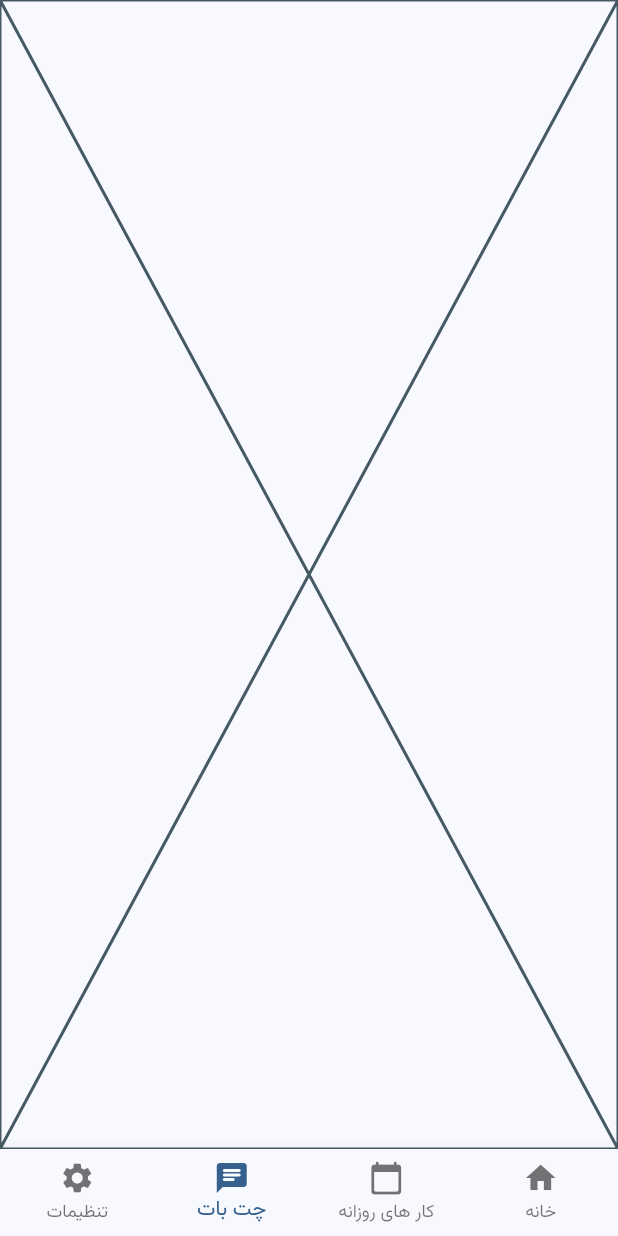
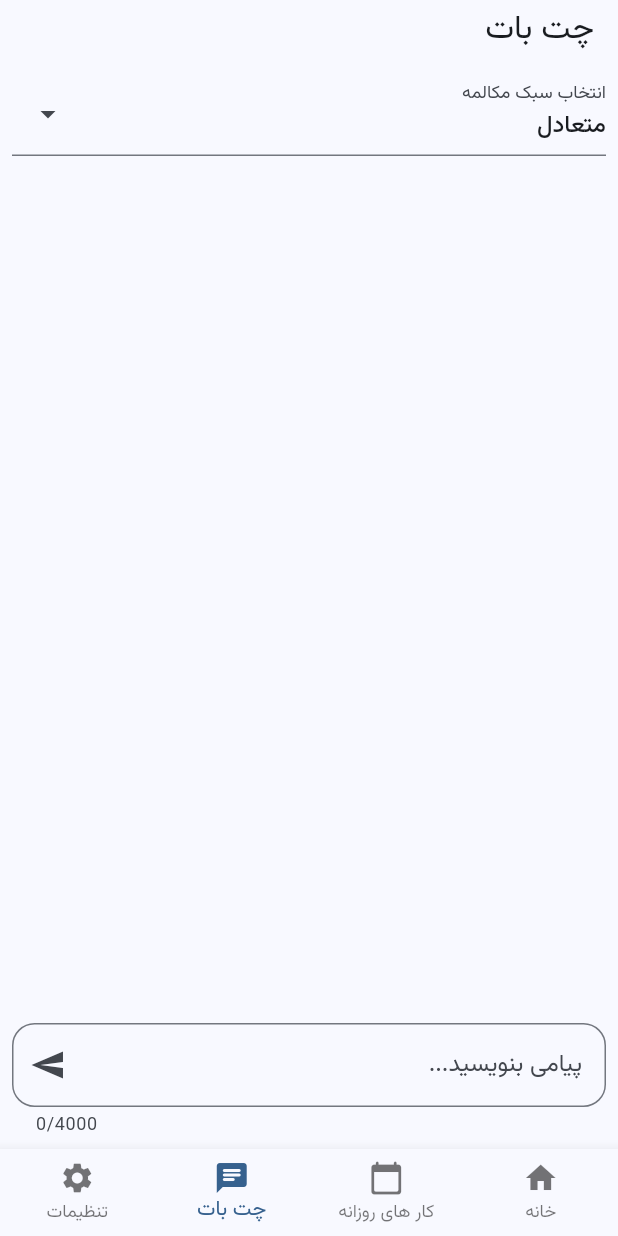
Before and after one commit to mdpe-ir/md_assistant, a Flutter app: the screen it shows after launch, item 3 of the bottom bar chosen, on a phone screen of 412 x 824 dp. Run offline on Flutter 3.47's test engine with Material 2 defaults, Android fonts, the phone set to English and light mode, and no system bars; drawn by our look-alikes of dropdown_search; our stand-ins replace firebase_core, flutter_secure_storage, google_sign_in, hive, hive_flutter, modal_bottom_sheet and 2 more; missing offline and left inert: googleapis, markdown_widget, persian_datetime_picker, window_manager; accounts and stored records are empty.

Commit message:
Improve AI chat responsiveness and add conversation style customization
This change improves the responsiveness of the AI chat by implementing a stream controller to handle messages asynchronously. It also allows for customization of the conversation style, giving the user the ability to choose between a 'creative', 'balanced', and 'precise' style. This was done by changing the `buildAskArguments` and `ask` methods in the SydneyClient class, where a `ConversationStyle conversationStyle` parameter was introduced.

Additional changes include the inclusion of several new packages (e.g., markdown_widget, dropdown_search, etc.), modifications to the Flutter widgets used, and the creation of a new AutoDirection class and `ChatBotSingleMessageComponent`.

Updates were made in order to enhance user experience and interaction with the AI chat feature.

```diff
--- a/lib/main.dart
+++ b/lib/main.dart
@@ -36,9 +36,9 @@ void main() async {
   await HiveHelper.initHive();
   await Hive.openBox<Task>('tasks');
 
-  await Firebase.initializeApp(
-    options: DefaultFirebaseOptions.currentPlatform,
-  );
+  // await Firebase.initializeApp(
+  //   options: DefaultFirebaseOptions.currentPlatform,
+  // );
 
   runApp(MyApp());
 }
--- /dev/null
+++ b/lib/packages/auto_direction/auto_direction.dart
@@ -0,0 +1,48 @@
+library auto_direction;
+
+import 'package:flutter/material.dart';
+import 'package:intl/intl.dart' as intl;
+
+class AutoDirection extends StatefulWidget {
+  final String text;
+  final Widget child;
+  final void Function(bool isRTL)? onDirectionChange;
+
+  const AutoDirection(
+      {Key? key,
+        required this.text,
+        required this.child,
+        this.onDirectionChange})
+      : super(key: key);
+
+  @override
+  _AutoDirectionState createState() => _AutoDirectionState();
+}
+
+class _AutoDirectionState extends State<AutoDirection> {
+  late String text;
+  late Widget childWidget;
+
+  @override
+  Widget build(BuildContext context) {
+    text = widget.text;
+    childWidget = widget.child;
+    return Directionality(
+        textDirection: isRTL(text) ? TextDirection.rtl : TextDirection.ltr,
+        child: childWidget);
+  }
+
+  @override
+  void didUpdateWidget(AutoDirection oldWidget) {
+    if (isRTL(oldWidget.text) != isRTL(widget.text)) {
+      WidgetsBinding.instance.addPostFrameCallback(
+              (_) => widget.onDirectionChange?.call(isRTL(widget.text)));
+    }
+    super.didUpdateWidget(oldWidget);
+  }
+
+  bool isRTL(String text) {
+    if (text.isEmpty) return Directionality.of(context) == TextDirection.rtl;
+    return intl.Bidi.detectRtlDirectionality(text);
+  }
+}
--- a/lib/screens/ai_chat_screen.dart
+++ b/lib/screens/ai_chat_screen.dart
@@ -1,10 +1,100 @@
+import 'package:dropdown_search/dropdown_search.dart';
 import 'package:flutter/material.dart';
+import 'package:md_assistant/components/chat_bog_single_message_component.dart';
+import 'package:md_assistant/packages/auto_direction/auto_direction.dart';
+import 'package:md_assistant/packages/sydney/enums.dart';
+import 'package:md_assistant/packages/sydney/sydney_dart.dart';
 
-class AiChatScreen extends StatelessWidget {
+class AiChatScreen extends StatefulWidget {
   const AiChatScreen({super.key});
 
   @override
+  State<AiChatScreen> createState() => _AiChatScreenState();
+}
+
+class _AiChatScreenState extends State<AiChatScreen> {
+  bool isLoading = false;
+
+  ConversationStyle conversationStyle = ConversationStyle.balanced;
+
+  SydneyClient client = SydneyClient(bingUCookie: "");
+
+  String text = "";
+
+  @override
   Widget build(BuildContext context) {
-    return  Placeholder();
+    return Scaffold(
+      appBar: AppBar(
+          title: const Text("چت بات"),
+          bottom: PreferredSize(
+            preferredSize: const Size.fromHeight(kToolbarHeight),
+            child: Padding(
+              padding: const EdgeInsets.all(8.0),
+              child: DropdownSearch<String>(
+                popupProps: const PopupProps.menu(
+                  showSelectedItems: true,
+                ),
+                items: ["خلاقانه", "متعادل", "دقیق"],
+                dropdownDecoratorProps: const DropDownDecoratorProps(
+                  dropdownSearchDecoration: InputDecoration(
+                    labelText: "انتخاب سبک مکالمه",
+                    hintText: "",
+                  ),
+                ),
+                onChanged: (value) {
+                  if (value == "خلاقانه") {
+                    setState(() => conversationStyle = ConversationStyle.creative);
+                  }
+
+                  if (value == "متعادل") {
+                    setState(() => conversationStyle = ConversationStyle.balanced);
+                  }
+
+                  if (value == "دقیق") {
+                    setState(() => conversationStyle = ConversationStyle.precise);
+                  }
+                },
+                selectedItem: "متعادل",
+              ),
+            ),
+          )),
+      body: Theme(
+          data: Theme.of(context).copyWith(
+              textTheme: Theme.of(context).textTheme.apply(fontFamily: "JetbrainsMono", fontFamilyFallback: ["Vazirmatn"])),
+          child: ChatBotSingleMessageComponent(stream: client.responseStream)),
+      bottomNavigationBar: Padding(
+        padding: const EdgeInsets.all(8.0),
+        child: AutoDirection(
+          text: text,
+          child: TextFormField(
+            // Add PlaceHolder
+            maxLength: 4000,
+            maxLines: null,
+            onChanged: (value) {
+              setState(() => text = value);
+            },
+            decoration: InputDecoration(
+              border: OutlineInputBorder(
+                borderRadius: BorderRadius.circular(15.0),
+              ),
+              floatingLabelBehavior: FloatingLabelBehavior.never,
+              labelText: 'پیامی بنویسید...',
+              suffixIcon: IconButton(
+                onPressed: () {
+                  sendMessage();
+                },
+                icon: const Icon(Icons.send),
+              ),
+            ),
+          ),
+        ),
+      ),
+    );
+  }
+
+  Future<void> sendMessage() async {
+    await client.startConversation();
+    await client.ask(text, conversationStyle, suggestions: true);
+    await client.closeConversation();
   }
 }
```
Also changed, not shown: lib/components/chat_bog_single_message_component.dart (added, +48 -0 lines), lib/packages/sydney/sydney_dart.dart (+33 -79 lines), pubspec.yaml (+12 -1 lines), assets/fonts/JetBrainsMono-Medium.ttf (added), assets/fonts/JetBrainsMono-Regular.ttf (added), pubspec.lock.
